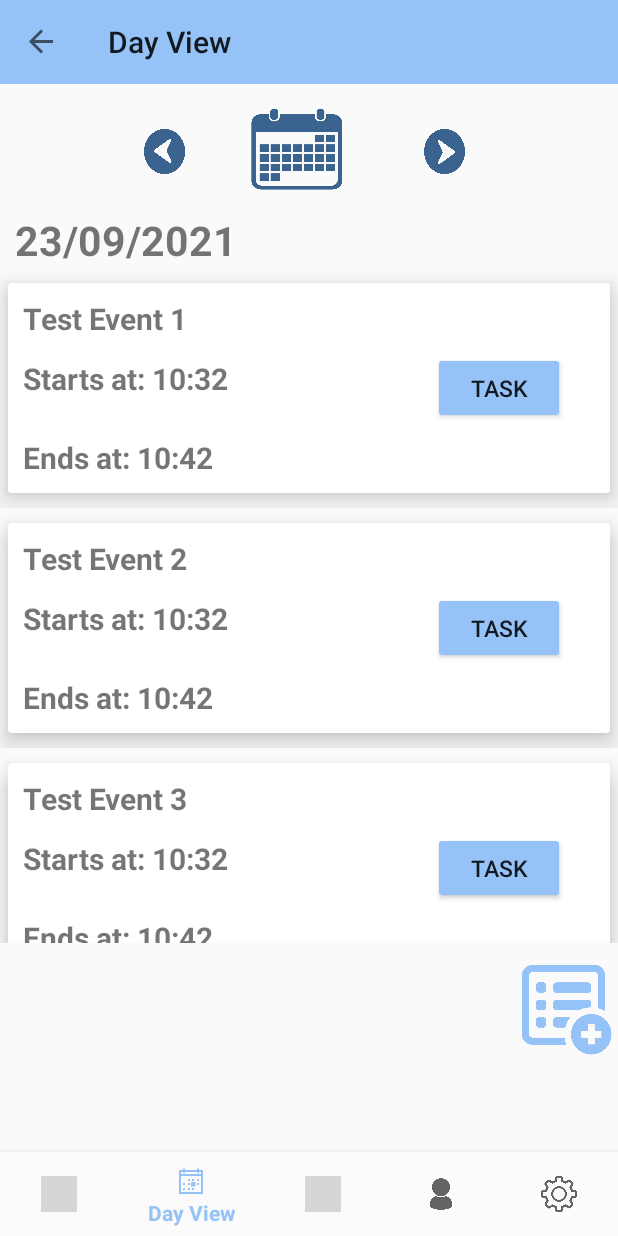
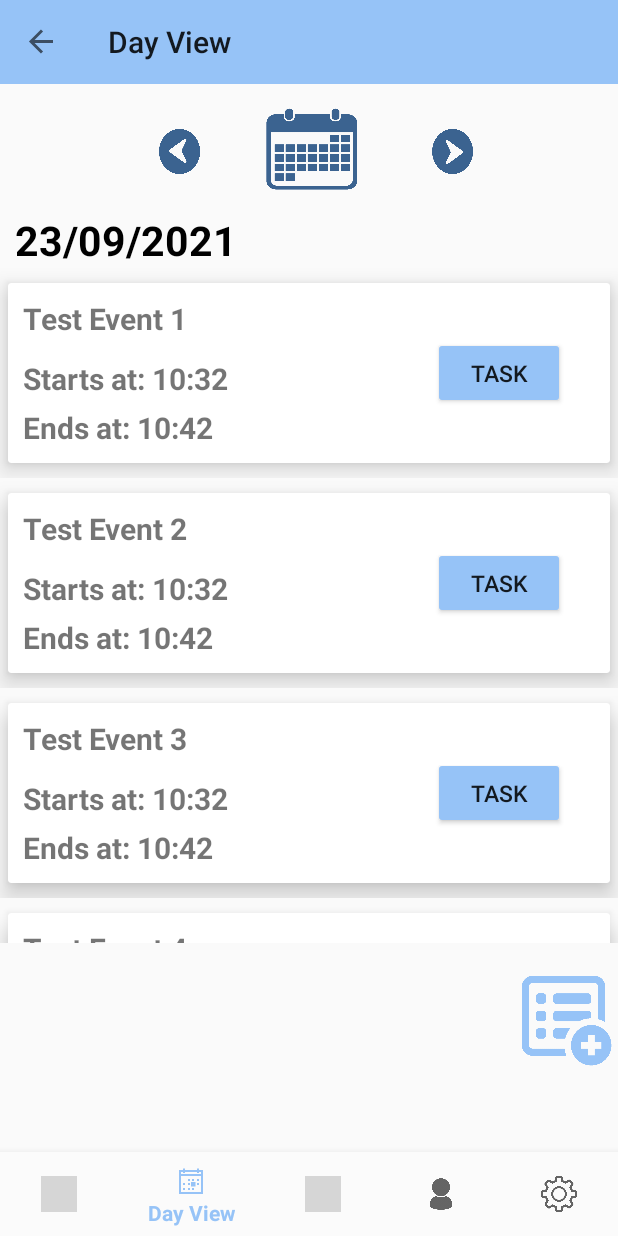
Before and after one commit to michalbal/PlanETApp, an Android app: the DayFragment screen opened through its navigation route, on a phone screen of 412 x 824 dp. Run offline under Robolectric (Android 15) with nearby library versions, the phone set to English and light mode, and no system bars; our stand-ins replace navigation-ui; grey boxes are pictures that could not be loaded.

Commit message:
small ui adjustments to day view

```diff
--- a/app/src/main/java/net/planner/planetapp/fragments/DayFragment.kt
+++ b/app/src/main/java/net/planner/planetapp/fragments/DayFragment.kt
@@ -7,12 +7,8 @@ import android.view.LayoutInflater
 import android.view.View
 import android.view.ViewGroup
 import androidx.recyclerview.widget.LinearLayoutManager
-import net.planner.planetapp.App
-import net.planner.planetapp.R
 import net.planner.planetapp.adapters.NextEventViewAdapter
 import net.planner.planetapp.databinding.DayFragmentBinding
-import net.planner.planetapp.databinding.HomeFragmentBinding
-import net.planner.planetapp.getDate
 import net.planner.planetapp.getDayDate
 import net.planner.planetapp.planner.PlannerEvent
 import net.planner.planetapp.viewmodels.DayFragmentViewModel
--- a/app/src/main/res/layout/day_fragment.xml
+++ b/app/src/main/res/layout/day_fragment.xml
@@ -11,12 +11,13 @@
         android:id="@+id/left_image"
         android:layout_width="60dp"
         android:layout_height="30dp"
-        android:layout_marginStart="80dp"
+        android:layout_marginStart="90dp"
         android:layout_marginTop="30dp"
         android:background="@android:color/transparent"
         android:cropToPadding="true"
         android:paddingLeft="16dp"
         android:paddingRight="16dp"
+        android:elevation="10dp"
         android:scaleType="fitXY"
         android:src="@drawable/arrow_left_icon"
         app:layout_constraintStart_toStartOf="parent"
@@ -26,6 +27,7 @@
         android:id="@+id/choose_day_image"
         android:layout_width="100dp"
         android:layout_height="70dp"
+        android:elevation="10dp"
         android:layout_marginStart="10dp"
         android:layout_marginTop="10dp"
         android:background="@android:color/transparent"
@@ -40,6 +42,7 @@
         android:layout_height="30dp"
         android:layout_marginTop="30dp"
         android:layout_marginEnd="70dp"
+        android:elevation="10dp"
         android:background="@android:color/transparent"
         android:paddingLeft="16dp"
         android:paddingRight="16dp"
@@ -56,6 +59,7 @@
         android:layout_marginStart="10dp"
         android:layout_marginTop="25dp"
         android:shadowColor="#0C0C0D"
+        android:textColor="@color/black"
         android:text="23/09/2021"
         android:textSize="27sp"
         android:textStyle="bold"
@@ -80,12 +84,13 @@
         android:layout_height="60dp"
         android:layout_marginEnd="4dp"
         android:layout_marginBottom="10dp"
+        android:elevation="10dp"
         android:background="@android:color/transparent"
         android:scaleType="fitXY"
         android:src="@drawable/add_task_icon"
         app:layout_constraintBottom_toBottomOf="parent"
         app:layout_constraintEnd_toEndOf="parent"
         app:layout_constraintTop_toBottomOf="@+id/subTasksList"
-        app:layout_constraintVertical_bias="0.213" />
+        app:layout_constraintVertical_bias="0.313" />
 
 </androidx.constraintlayout.widget.ConstraintLayout>
--- a/app/src/main/res/layout/next_event_list_item.xml
+++ b/app/src/main/res/layout/next_event_list_item.xml
@@ -3,7 +3,7 @@
     xmlns:tools="http://schemas.android.com/tools"
     xmlns:app="http://schemas.android.com/apk/res-auto"
     android:layout_width="match_parent"
-    android:layout_height="160dp">
+    android:layout_height="140dp">
 
     <androidx.cardview.widget.CardView
         android:layout_width="match_parent"
```
